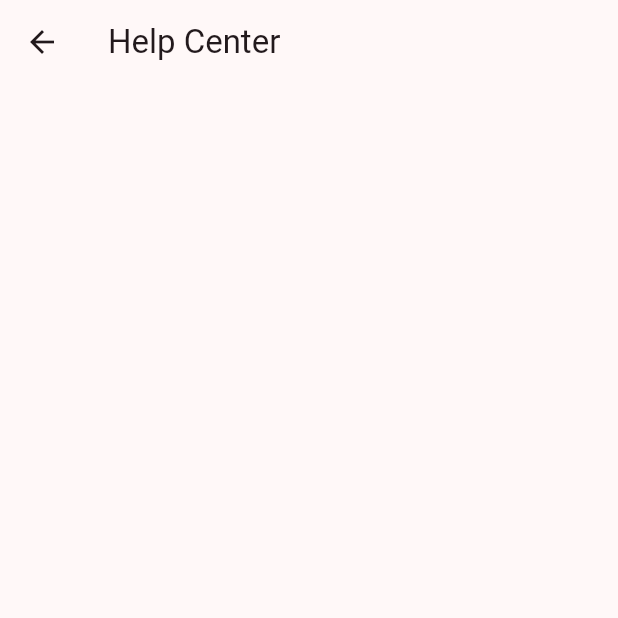
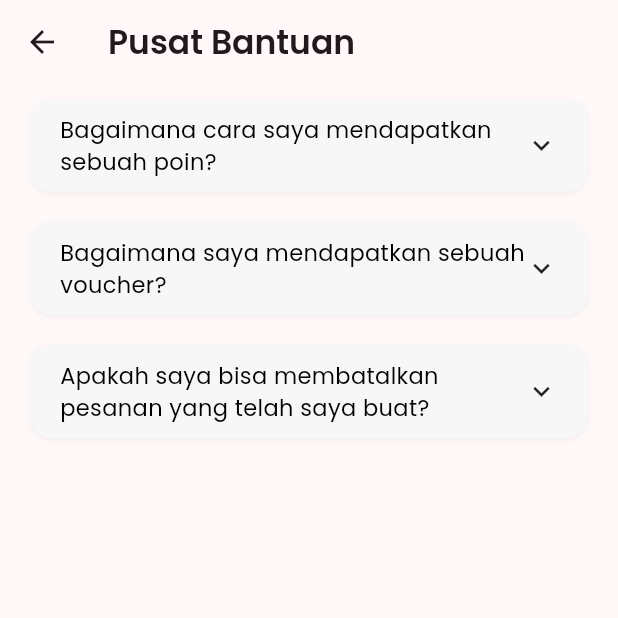
Before and after one commit to BliAli/AworCoffeeApp, a Flutter app: the HelpCenterScreen screen opened directly, on a phone screen of 412 x 824 dp, the top half of it. Run offline on Flutter 3.47's test engine with Material 3 defaults, Android fonts, the phone set to English and light mode, and no system bars; our stand-ins replace get, velocity_x.

Commit message:
Create UI User Help Center Page

```diff
--- a/lib/consts/strings.dart
+++ b/lib/consts/strings.dart
@@ -137,3 +137,14 @@ const pembayaranTerpilih = "Pembayaran Terpilih",
     shopeePay = "ShopeePay",
     ovo = "OVO",
     aktifSekarang = "Aktifkan Sekarang";
+
+//String user help center
+const pertanyaan1 = "Bagaimana cara saya mendapatkan sebuah poin?",
+    jawaban1 =
+        "Anda dapat mendapatkan sebuah poin setiap transaksi sebesar Rp.25.000 dan kelipatannya",
+    pertanyaan2 = "Bagaimana saya mendapatkan sebuah voucher?",
+    jawaban2 =
+        "Anda bisa mendapatkan sebuah voucher dengan membelinya menggunakan poin yang anda miliki",
+    pertanyaan3 = "Apakah saya bisa membatalkan pesanan yang telah saya buat?",
+    jawaban3 =
+        "Maaf, anda tidak bisa membatalkan pesanan yang telah anda buat dan bayar";
--- /dev/null
+++ b/lib/views/profile_screen/help_center_screen/card_question.dart
@@ -0,0 +1,55 @@
+import 'package:awor_coffee/consts/consts.dart';
+
+class CardQuestion extends StatefulWidget {
+  const CardQuestion({super.key, this.question, this.answer});
+  final String? question;
+  final String? answer;
+
+  @override
+  State<CardQuestion> createState() => _CardQuestionState();
+}
+
+class _CardQuestionState extends State<CardQuestion> {
+  bool isExpanded = false;
+  @override
+  Widget build(BuildContext context) {
+    return GestureDetector(
+      onTap: () {
+        setState(() {
+          isExpanded = !isExpanded;
+        });
+      },
+      child:
+          Column(
+                children: [
+                  Row(
+                    mainAxisAlignment: MainAxisAlignment.spaceBetween,
+                    children: [
+                      Expanded(
+                        child:
+                            widget.question!.text
+                                .size(15)
+                                .fontFamily(regular)
+                                .color(blackColor)
+                                .make(),
+                      ),
+                      Icon(Icons.keyboard_arrow_down_outlined, size: 22),
+                    ],
+                  ),
+                  if (isExpanded) ...[
+                    15.heightBox,
+                    widget.answer!.text
+                        .fontFamily(regular)
+                        .color(greyPoinColor)
+                        .size(13)
+                        .make(),
+                  ],
+                ],
+              ).box.rounded.shadowSm
+              .color(whiteColorP)
+              .padding(EdgeInsets.symmetric(vertical: 10, horizontal: 20))
+              .margin(EdgeInsets.symmetric(horizontal: 20, vertical: 10))
+              .make(),
+    );
+  }
+}
--- a/lib/views/profile_screen/help_center_screen/help_center_screen.dart
+++ b/lib/views/profile_screen/help_center_screen/help_center_screen.dart
@@ -1,13 +1,30 @@
 import 'package:awor_coffee/consts/consts.dart';
+import 'package:awor_coffee/views/profile_screen/help_center_screen/card_question.dart';
 
-class HelpCenterScreen extends StatelessWidget {
+class HelpCenterScreen extends StatefulWidget {
   const HelpCenterScreen({super.key});
 
   @override
+  State<HelpCenterScreen> createState() => _HelpCenterScreenState();
+}
+
+class _HelpCenterScreenState extends State<HelpCenterScreen> {
+  bool isExpanded = false;
+  @override
   Widget build(BuildContext context) {
     return Scaffold(
-      appBar: AppBar(
-        title: "Help Center".text.make(),
+      appBar: AppBar(title: pusatBantu.text.fontFamily(semibold).make()),
+      body: Expanded(
+        child: SingleChildScrollView(
+          physics: BouncingScrollPhysics(),
+          child: Column(
+            children: [
+              CardQuestion(question: pertanyaan1, answer: jawaban1,),
+              CardQuestion(question: pertanyaan2, answer: jawaban2,),
+              CardQuestion(question: pertanyaan3, answer: jawaban3,),
+            ],
+          ),
+        ),
       ),
     );
   }
```
